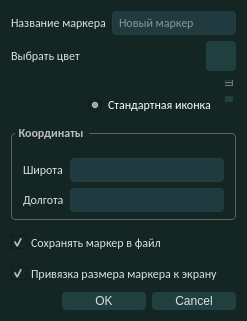
Before: the Qt Designer form gui/markerdialog.ui in whs31/quasar-software, drawn with Qt 5.
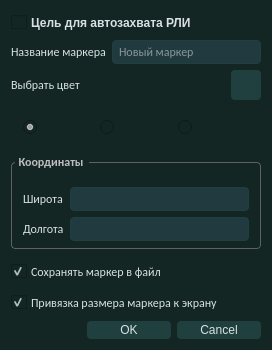
After: the same form once the commit is applied. Icons and pictures are not drawn. Custom widgets are drawn as their Qt base class.

Commit message: Добавил список и добавление целей для автозахвата РЛИ

```diff
--- a/gui/markerdialog.ui
+++ b/gui/markerdialog.ui
@@ -6,7 +6,7 @@
    <rect>
     <x>0</x>
     <y>0</y>
-    <width>247</width>
+    <width>272</width>
     <height>317</height>
    </rect>
   </property>
@@ -400,6 +400,87 @@
 </string>
   </property>
   <layout class="QVBoxLayout" name="verticalLayout">
+   <item>
+    <widget class="QCheckBox" name="checkBox_autocapture">
+     <property name="font">
+      <font>
+       <bold>true</bold>
+       <strikeout>false</strikeout>
+      </font>
+     </property>
+     <property name="styleSheet">
+      <string notr="true">QCheckBox {
+  background-color: #132623;
+  color: #dae1e5;
+  spacing: 4px;
+  outline: none;
+  padding-top: 4px;
+  padding-bottom: 4px;
+}
+
+QCheckBox:focus {
+  border: none;
+}
+
+QCheckBox QWidget:disabled {
+  background-color: #132623;
+  color: #788D9C;
+}
+
+QCheckBox::indicator {
+  margin-left: 2px;
+  height: 14px;
+  width: 14px;
+}
+
+QCheckBox::indicator:unchecked {
+  image: url(&quot;:/ui-resources/css/checkbox_unchecked.png&quot;);
+}
+
+QCheckBox::indicator:unchecked:hover, QCheckBox::indicator:unchecked:focus, QCheckBox::indicator:unchecked:pressed {
+  border: none;
+  image: url(&quot;:/ui-resources/css/checkbox_unchecked_focus.png&quot;);
+}
+
+QCheckBox::indicator:unchecked:disabled {
+  image: url(&quot;:/ui-resources/css/checkbox_unchecked_disabled.png&quot;);
+}
+
+QCheckBox::indicator:checked {
+  image: url(&quot;:/ui-resources/css/checkbox_checked.png&quot;);
+}
+
+QCheckBox::indicator:checked:hover, QCheckBox::indicator:checked:focus, QCheckBox::indicator:checked:pressed {
+  border: none;
+  image: url(&quot;:/ui-resources/css/checkbox_checked_focus.png&quot;);
+}
+
+QCheckBox::indicator:checked:disabled {
+  image: url(&quot;:/ui-resources/css/checkbox_checked_disabled.png&quot;);
+}
+
+QCheckBox::indicator:indeterminate {
+  image: url(&quot;:/ui-resources/css/checkbox_indeterminate.png&quot;);
+}
+
+QCheckBox::indicator:indeterminate:disabled {
+  image: url(&quot;:/ui-resources/css/checkbox_indeterminate_disabled.png&quot;);
+}
+
+QCheckBox::indicator:indeterminate:focus, QCheckBox::indicator:indeterminate:hover, QCheckBox::indicator:indeterminate:pressed {
+  image: url(&quot;:/ui-resources/css/checkbox_indeterminate_focus.png&quot;);
+}
+</string>
+     </property>
+     <property name="text">
+      <string>Цель для автозахвата РЛИ</string>
+     </property>
+     <property name="icon">
+      <iconset resource="../src/images.qrc">
+       <normaloff>:/ui-resources/white/newimage.png</normaloff>:/ui-resources/white/newimage.png</iconset>
+     </property>
+    </widget>
+   </item>
    <item>
     <layout class="QHBoxLayout" name="horizontalLayout_2">
      <item>
@@ -636,92 +717,12 @@
        <rect>
         <x>0</x>
         <y>0</y>
-        <width>215</width>
-        <height>126</height>
+        <width>240</width>
+        <height>39</height>
        </rect>
       </property>
       <layout class="QGridLayout" name="gridLayout_2">
-       <item row="1" column="2">
-        <widget class="QRadioButton" name="radioButton_flag">
-         <property name="font">
-          <font>
-           <family>Calibri</family>
-           <pointsize>9</pointsize>
-          </font>
-         </property>
-         <property name="text">
-          <string>Флаг</string>
-         </property>
-        </widget>
-       </item>
        <item row="0" column="0">
-        <widget class="QLabel" name="pixmap_d_defaultMarker">
-         <property name="minimumSize">
-          <size>
-           <width>32</width>
-           <height>32</height>
-          </size>
-         </property>
-         <property name="maximumSize">
-          <size>
-           <width>32</width>
-           <height>32</height>
-          </size>
-         </property>
-         <property name="font">
-          <font>
-           <family>Calibri</family>
-          </font>
-         </property>
-         <property name="styleSheet">
-          <string notr="true">QWidget {
- color: #dae1e5
-}
-
-Label {
-  background-color: #132623;
-  border: 0px solid #C9CDD0;
-  padding: 2px;
-  margin: 0px;
-  color: #dae1e5;
-}
-
-QLabel:disabled {
-  background-color: #313131;
-  border: 0px solid #C9CDD0;
-  color: #b2b9bb;
-}</string>
-         </property>
-         <property name="text">
-          <string/>
-         </property>
-         <property name="pixmap">
-          <pixmap resource="../src/map-resources.qrc">:/map-resources/markers/default.png</pixmap>
-         </property>
-         <property name="scaledContents">
-          <bool>true</bool>
-         </property>
-        </widget>
-       </item>
-       <item row="0" column="1">
-        <spacer name="horizontalSpacer">
-         <property name="font">
-          <font>
-           <family>Calibri</family>
-          </font>
-         </property>
-         <property name="orientation">
-          <enum>Qt::Horizontal</enum>
-         </property>
-         <property name="sizeHint" stdset="0">
-          <size>
-           <width>15</width>
-           <height>20</height>
-          </size>
-         </property>
-        </spacer>
-       </item>
-       <item row="0" column="2">
         <widget class="QRadioButton" name="radioButton_defaultMarker">
          <property name="font">
           <font>
@@ -730,14 +731,18 @@
           </font>
          </property>
          <property name="text">
-          <string>Стандартная иконка</string>
+          <string/>
+         </property>
+         <property name="icon">
+          <iconset resource="../src/map-resources.qrc">
+           <normaloff>:/map-resources/markers/default.png</normaloff>:/map-resources/markers/default.png</iconset>
          </property>
          <property name="checked">
           <bool>true</bool>
          </property>
         </widget>
        </item>
-       <item row="2" column="2">
+       <item row="0" column="2">
         <widget class="QRadioButton" name="radioButton_sar">
          <property name="font">
           <font>
@@ -746,105 +751,28 @@
           </font>
          </property>
          <property name="text">
-          <string>Радар</string>
-         </property>
-        </widget>
-       </item>
-       <item row="1" column="0">
-        <widget class="QLabel" name="pixmap_d_flag">
-         <property name="minimumSize">
-          <size>
-           <width>32</width>
-           <height>32</height>
-          </size>
-         </property>
-         <property name="maximumSize">
-          <size>
-           <width>32</width>
-           <height>32</height>
-          </size>
-         </property>
-         <property name="font">
-          <font>
-           <family>Calibri</family>
-          </font>
-         </property>
-         <property name="styleSheet">
-          <string notr="true">QWidget {
- color: #D8d8d8
-}
-
-Label {
-  background-color: #313131;
-  border: 0px solid #C9CDD0;
-  padding: 2px;
-  margin: 0px;
-  color: #D8d8d8;
-}
-
-QLabel:disabled {
-  background-color: #313131;
-  border: 0px solid #C9CDD0;
-  color: #Bebebf;
-}</string>
-         </property>
-         <property name="text">
           <string/>
          </property>
-         <property name="pixmap">
-          <pixmap resource="../src/map-resources.qrc">:/map-resources/markers/flag.png</pixmap>
+         <property name="icon">
+          <iconset resource="../src/map-resources.qrc">
+           <normaloff>:/map-resources/markers/radar.png</normaloff>:/map-resources/markers/radar.png</iconset>
          </property>
-         <property name="scaledContents">
-          <bool>true</bool>
-         </property>
         </widget>
        </item>
-       <item row="2" column="0">
-        <widget class="QLabel" name="pixmap_d_sar">
-         <property name="minimumSize">
-          <size>
-           <width>32</width>
-           <height>32</height>
-          </size>
-         </property>
-         <property name="maximumSize">
-          <size>
-           <width>32</width>
-           <height>32</height>
-          </size>
-         </property>
+       <item row="0" column="1">
+        <widget class="QRadioButton" name="radioButton_flag">
          <property name="font">
           <font>
            <family>Calibri</family>
+           <pointsize>9</pointsize>
           </font>
          </property>
-         <property name="styleSheet">
-          <string notr="true">QWidget {
- color: #D8d8d8
-}
-
-Label {
-  background-color: #313131;
-  border: 0px solid #C9CDD0;
-  padding: 2px;
-  margin: 0px;
-  color: #D8d8d8;
-}
-
-QLabel:disabled {
-  background-color: #313131;
-  border: 0px solid #C9CDD0;
-  color: #Bebebf;
-}</string>
-         </property>
          <property name="text">
           <string/>
          </property>
-         <property name="pixmap">
-          <pixmap resource="../src/map-resources.qrc">:/map-resources/markers/radar.png</pixmap>
-         </property>
-         <property name="scaledContents">
-          <bool>true</bool>
+         <property name="icon">
+          <iconset resource="../src/map-resources.qrc">
+           <normaloff>:/map-resources/markers/flag.png</normaloff>:/map-resources/markers/flag.png</iconset>
          </property>
         </widget>
        </item>
```
The commit also changes 14 other files.
